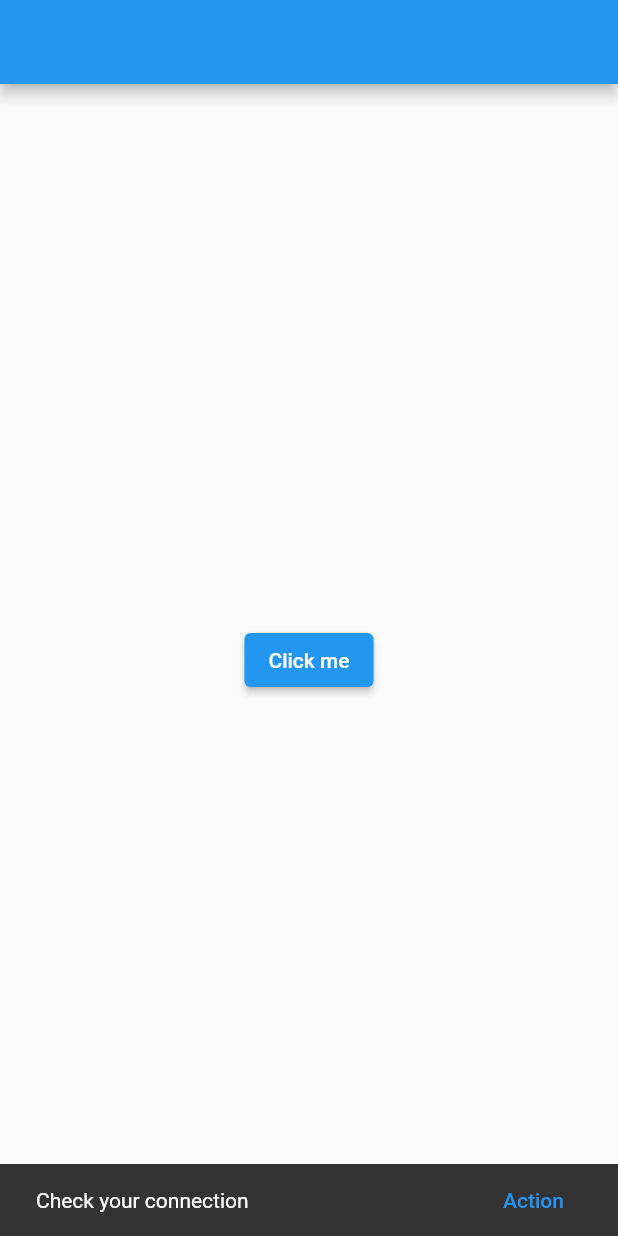
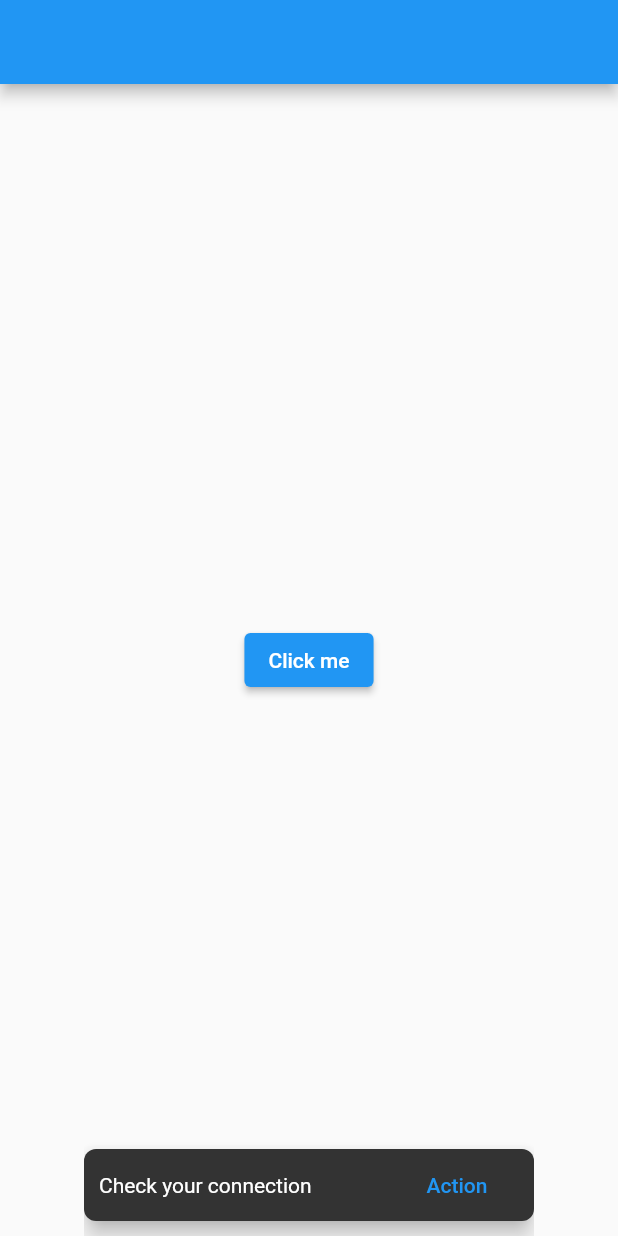
Before and after one commit to jadhavdurgesh/Flutter-widgets, a Flutter app: the screen it shows after launch, after a tap on "Click me", on a phone screen of 412 x 824 dp. Run offline on Flutter 3.47's test engine with Material 2 defaults, Android fonts, the phone set to English and light mode, and no system bars.

Commit message:
finally properties padhli snackbar ki

```diff
--- a/lib/widgets/snackbar_widget.dart
+++ b/lib/widgets/snackbar_widget.dart
@@ -20,6 +20,13 @@ class _SnackBarWidgetState extends State<SnackBarWidget> {
                 ScaffoldMessenger.of(context).showSnackBar(SnackBar(
                   content: const Text('Check your connection'),
                   action: SnackBarAction(label: 'Action', onPressed: (){}),
+                  duration: const Duration(seconds: 1),
+                  padding: const EdgeInsets.symmetric(horizontal: 10),
+                  width: 300,
+                  behavior: SnackBarBehavior.floating,
+                  shape: RoundedRectangleBorder(
+                    borderRadius: BorderRadius.circular(8)
+                  ),
                 ));
               },
               child: const Text('Click me')),
```
